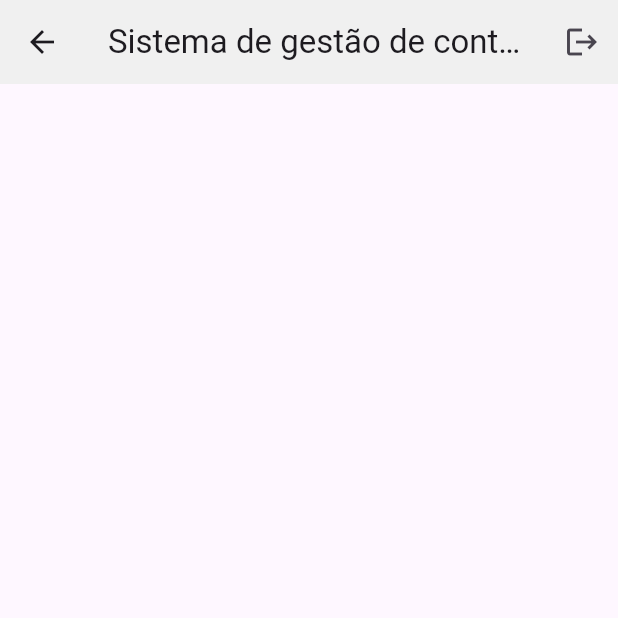
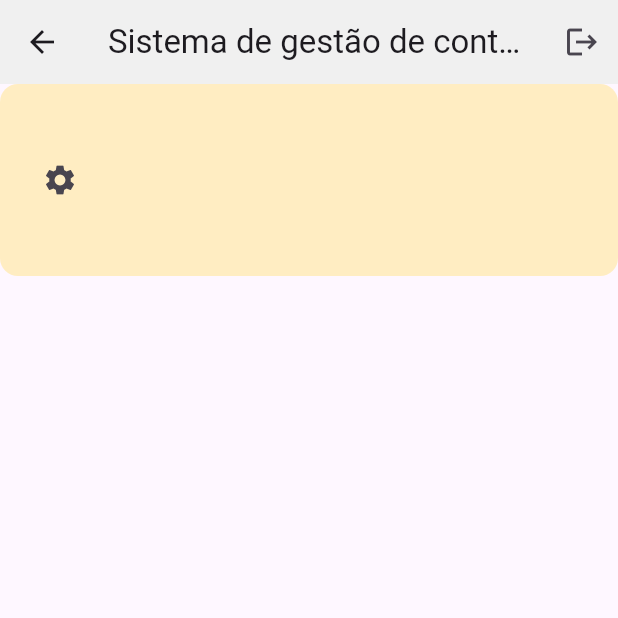
Before and after one commit to leonardo-silva/flutter-banco-douro, a Flutter app: the HomeScreen screen opened by its route, on a phone screen of 412 x 824 dp, the top half of it. Run offline on Flutter 3.47's test engine with Material 3 defaults, Android fonts, the phone set to English and light mode, and no system bars.

Commit message:
feat: creating a widget (component) for accounts, to show in a list

```diff
--- a/lib/services/account_service.dart
+++ b/lib/services/account_service.dart
@@ -1,7 +1,8 @@
 import 'dart:async';
 
-import 'package:flutter_banco_douro/api/api_key.dart';
-import 'package:flutter_banco_douro/models/account.dart';
+import '../api/api_key.dart';
+import '../models/account.dart';
+
 import 'package:http/http.dart';
 import 'dart:convert';
 
@@ -9,7 +10,6 @@ class AccountService {
   final StreamController<String> _streamController = StreamController<String>();
   Stream<String> get streamInfos => _streamController.stream;
 
- // .br added on porpose to force an exception
   String url = "https://api.github.com/gists/a865b976a64c86710d8732248e3f8f98";
 
   Future<List<Account>> getAll() async {
--- a/lib/ui/home_screen.dart
+++ b/lib/ui/home_screen.dart
@@ -1,4 +1,6 @@
 import 'package:flutter/material.dart';
+import 'package:flutter_banco_douro/models/account.dart';
+import 'package:flutter_banco_douro/ui/widgets/account_widget.dart';
 import '../ui/styles/colors.dart';
 
 class HomeScreen extends StatelessWidget {
@@ -15,9 +17,18 @@ class HomeScreen extends StatelessWidget {
             onPressed: () {
               Navigator.pushReplacementNamed(context, "login");
             },
-            icon: Icon(Icons.logout)
-          )
+            icon: Icon(Icons.logout),
+          ),
         ],
+      ),
+      body: AccountWidget(
+        account: Account(
+          id: "001",
+          name: "name",
+          lastName: "lastName",
+          balance: 200,
+          accountType: null,
+        ),
       ),
     );
   }
--- a/lib/ui/styles/colors.dart
+++ b/lib/ui/styles/colors.dart
@@ -2,5 +2,6 @@ import 'package:flutter/material.dart';
 
 class AppColor {
   static const Color orange = Color(0xFFFFA902);
+  static const Color lightOrange = Color(0xFFFFEDC2);
   static const Color lightGrey = Color(0xFFF0F0F0);
 }
--- /dev/null
+++ b/lib/ui/widgets/account_widget.dart
@@ -0,0 +1,26 @@
+import 'package:flutter/material.dart';
+import 'package:flutter_banco_douro/models/account.dart';
+import 'package:flutter_banco_douro/ui/styles/colors.dart';
+
+class AccountWidget extends StatelessWidget {
+  final Account account;
+  const AccountWidget({super.key, required this.account});
+
+  @override
+  Widget build(BuildContext context) {
+    return Container(
+      height: 128,
+      padding: EdgeInsets.all(16),
+      decoration: BoxDecoration(
+        color: AppColor.lightOrange,
+        borderRadius: BorderRadius.circular(12),
+      ),
+      child: Row(
+        children: [
+          Column(),
+          IconButton(onPressed: () {}, icon: Icon(Icons.settings)),
+        ],
+      ),
+    );
+  }
+}
```
